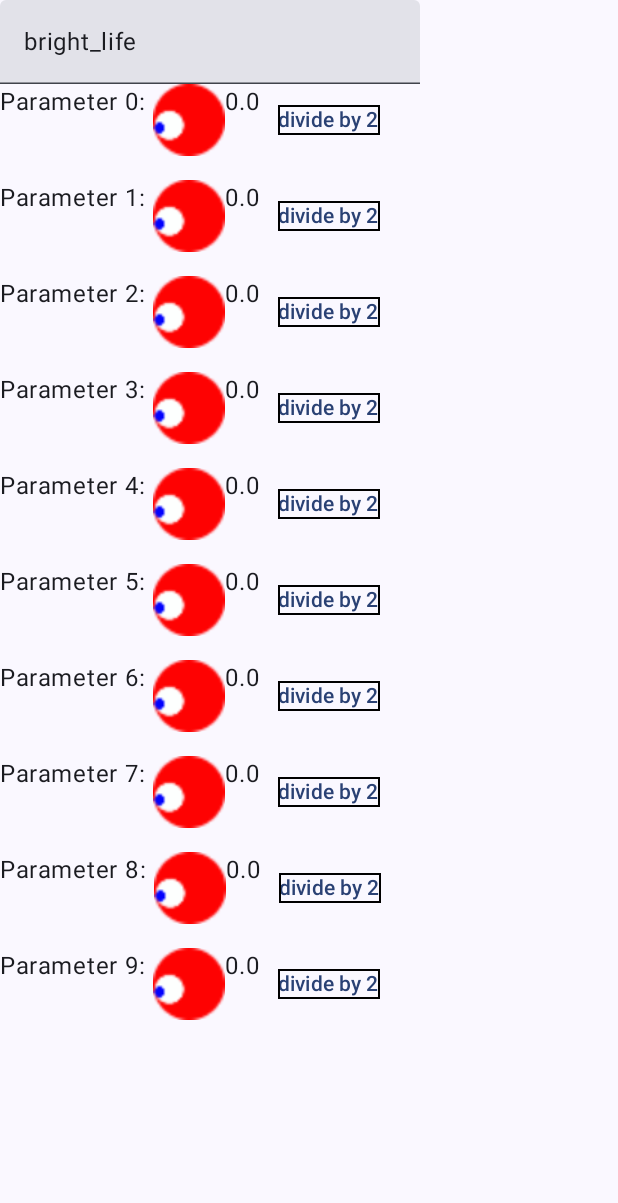
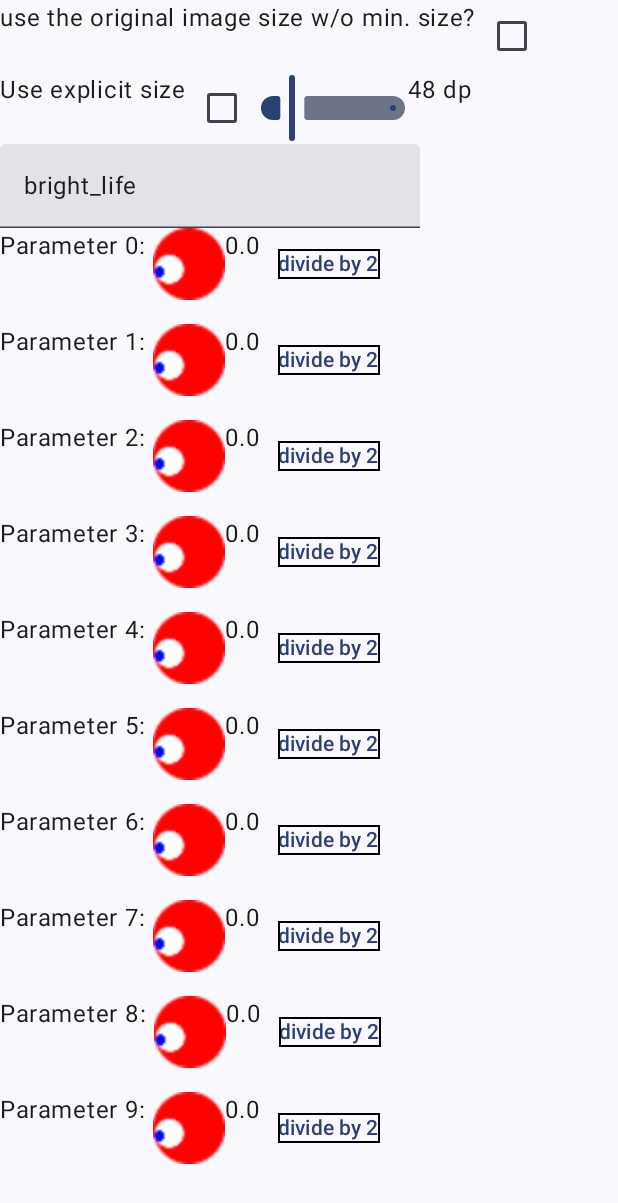
Before and after one commit to atsushieno/compose-audio-controls, an Android app built with Jetpack Compose: the screen it shows after launch (MainActivity), on a phone screen of 412 x 824 dp. Shown: the top 1203 px of the screen. Run offline under Robolectric (Android 15) with nearby library versions, the light colour scheme and no system bars.

Commit message:
Make it explicitly sizeable.

````diff
--- a/app/src/main/java/org/androidaudioplugin/composeaudiocontrols/demoapp/MainActivity.kt
+++ b/app/src/main/java/org/androidaudioplugin/composeaudiocontrols/demoapp/MainActivity.kt
@@ -5,12 +5,19 @@ import androidx.activity.ComponentActivity
 import androidx.activity.compose.setContent
 import androidx.compose.foundation.border
 import androidx.compose.foundation.layout.Column
+import androidx.compose.foundation.layout.IntrinsicSize
 import androidx.compose.foundation.layout.Row
 import androidx.compose.foundation.layout.fillMaxSize
+import androidx.compose.foundation.layout.fillMaxWidth
+import androidx.compose.foundation.layout.width
+import androidx.compose.foundation.layout.widthIn
+import androidx.compose.material3.Checkbox
 import androidx.compose.material3.DropdownMenuItem
 import androidx.compose.material3.ExperimentalMaterial3Api
 import androidx.compose.material3.ExposedDropdownMenuBox
 import androidx.compose.material3.MaterialTheme
+import androidx.compose.material3.RangeSlider
+import androidx.compose.material3.Slider
 import androidx.compose.material3.Surface
 import androidx.compose.material3.Text
 import androidx.compose.material3.TextButton
@@ -23,8 +30,10 @@ import androidx.compose.runtime.setValue
 import androidx.compose.ui.Modifier
 import androidx.compose.ui.graphics.Color
 import androidx.compose.ui.tooling.preview.Preview
+import androidx.compose.ui.unit.Dp
 import androidx.compose.ui.unit.dp
 import org.androidaudioplugin.composeaudiocontrols.ImageStripKnob
+import org.androidaudioplugin.composeaudiocontrols.defaultKnobMinSizeInDp
 import org.androidaudioplugin.composeaudiocontrols.demoapp.ui.theme.ComposeAudioControlsTheme
 
 internal fun formatLabelNumber(v: Float, charsInPositiveNumber: Int = 5) = v.toBigDecimal().toPlainString().take(charsInPositiveNumber + if (v < 0) 1 else 0)
@@ -58,6 +67,15 @@ fun KnobPreview() {
 @Composable
 fun ImageStripKnobDemo() {
     Column {
+        var minSizeCheckedState by remember { mutableStateOf(false) }
+        Row {
+            Text("use the original image size w/o min. size?")
+            Checkbox(checked = minSizeCheckedState, onCheckedChange = { minSizeCheckedState = !minSizeCheckedState })
+        }
+
+        var knobSize: Int? by remember { mutableStateOf(null) }
+        KnobSizeSelector(knobSize, onSizeChange = { knobSize = it })
+
         var knobStyle by remember { mutableStateOf(R.drawable.bright_life) }
         KnobStyleSelector(knobStyle, onSelectionChange = { knobStyle = it })
 
@@ -67,6 +85,8 @@ fun ImageStripKnobDemo() {
                 Text("Parameter $paramIndex: ")
                 ImageStripKnob(drawableResId = knobStyle,
                     value = paramValue,
+                    minSizeInDp = if (minSizeCheckedState) 1.dp else if ((48 > (knobSize ?: 48))) knobSize!!.dp else defaultKnobMinSizeInDp,
+                    explicitSizeInDp = knobSize?.dp,
                     //tooltip = { _,_ -> },
                     valueChanged = {v ->
                         paramValue = v
@@ -78,6 +98,30 @@ fun ImageStripKnobDemo() {
                 }
             }
         }
+    }
+}
+
+@Composable
+fun KnobSizeSelector(size: Int?, onSizeChange: (size: Int?) -> Unit) {
+    var checkedState by remember { mutableStateOf(false) }
+    var sizeOnSlider by remember { mutableStateOf(size?.toFloat() ?: 48f) }
+    val update = {
+        if (checkedState)
+            onSizeChange(sizeOnSlider.toInt())
+        else
+            onSizeChange(null)
+    }
+    Row {
+        Text("Use explicit size")
+        Checkbox(checked = checkedState, onCheckedChange = {
+            checkedState = !checkedState
+            update()
+        })
+        Slider(modifier = Modifier.widthIn(50.dp, 100.dp), value = sizeOnSlider, valueRange = 8f.rangeTo(192f), onValueChange = {
+            sizeOnSlider = it
+            update()
+        })
+        Text("${sizeOnSlider.toInt()} dp")
     }
 }
 
--- a/compose-audio-controls/src/androidMain/kotlin/org/androidaudioplugin/composeaudiocontrols/ImageStripKnob.android.kt
+++ b/compose-audio-controls/src/androidMain/kotlin/org/androidaudioplugin/composeaudiocontrols/ImageStripKnob.android.kt
@@ -17,15 +17,16 @@ import androidx.compose.ui.res.imageResource
  *
  * This Android-only function overload takes a drawable resource ID (`drawableResId`) to ease image loading.
  *
- * @param modifier      A `Modifier` to be applied to this knob control.
- * @param drawableResId The Android Resource Id for this knob.
- * @param value         The value that this knob should render for. It should be within the range between `minValue` and `maxValue`. Any value that is out of range is clipped.
- * @param minValue      The minimum value, which defines the value range, along with `maxValue`. It defaults to `0f`
- * @param maxValue      The maximum value, which defines the value range, along with `minValue`. It defaults to `1f`
- * @param minSizeInDp   The minimum rendered widget size in `Dp`. It defaults to `48.dp` which is the minimum recommended widget size by Android Accessibility Help.
- * @param tooltipColor  The color of the default implementation of the value label tooltip.
- * @param tooltip       The tooltip Composable which may be rendered in response to user's drag action over this knob.
- * @param valueChanged  An event handler function that takes the changed value.
+ * @param modifier          A `Modifier` to be applied to this knob control.
+ * @param drawableResId     The Android Resource Id for this knob.
+ * @param value             The value that this knob should render for. It should be within the range between `minValue` and `maxValue`.
+ * @param minValue          The minimum value, which defines the value range, along with `maxValue`. It defaults to `0f`
+ * @param maxValue          The maximum value, which defines the value range, along with `minValue`. It defaults to `1f`
+ * @param explicitSizeInDp  An optional size in Dp if you want an explicit rendered widget size instead of the sizes in image, in `Dp`.
+ * @param minSizeInDp       The minimum rendered widget size in `Dp`. It defaults to `48.dp` which is the minimum recommended widget size by Android Accessibility Help.
+ * @param tooltipColor      The color of the default implementation of the value label tooltip.
+ * @param tooltip           The tooltip Composable which may be rendered in response to user's drag action over this knob.
+ * @param valueChanged      An event handler function that takes the changed value. See the documentation for `ImageStripKnob` function for details.
  */
 @Composable
 fun ImageStripKnob(modifier: Modifier = Modifier,
@@ -33,6 +34,7 @@ fun ImageStripKnob(modifier: Modifier = Modifier,
                    value: Float = 0f,
                    minValue: Float = 0f,
                    maxValue: Float = 1f, // typical float value range: 0.0 - 1.0
+                   explicitSizeInDp: Dp? = null,
                    minSizeInDp: Dp = defaultKnobMinSizeInDp,
                    tooltipColor: Color = Color.Gray,
                    tooltip: @Composable ImageStripKnobScope.() -> Unit = {
@@ -60,6 +62,7 @@ fun ImageStripKnob(modifier: Modifier = Modifier,
         value,
         minValue,
         maxValue,
+        explicitSizeInDp,
         minSizeInDp,
         tooltipColor,
         tooltip,
--- a/compose-audio-controls/src/commonMain/kotlin/org/androidaudioplugin/composeaudiocontrols/ImageStripKnob.kt
+++ b/compose-audio-controls/src/commonMain/kotlin/org/androidaudioplugin/composeaudiocontrols/ImageStripKnob.kt
@@ -38,13 +38,15 @@ import kotlin.math.roundToInt
 
 // "Consider making touch targets at least 48x48dp, separated by 8dp of space or more, to ensure balanced information density and usability. "
 //  https://support.google.com/accessibility/android/answer/7101858?hl=en
-internal val defaultKnobMinSizeInDp = 48.dp
+val defaultKnobMinSizeInDp = 48.dp
 
 internal fun formatLabelNumber(v: Float, charsInPositiveNumber: Int = 5) = v.toBigDecimal().toPlainString().take(charsInPositiveNumber + if (v < 0) 1 else 0)
 
 /**
  * Implements a knob control that is based on KnobMan image strip.
- * If you are not familiar with KnobMan, see this KVR page: https://www.kvraudio.com/product/knobman-by-g200kg
+ * If you are not familiar with KnobMan, see [this KVR page](https://www.kvraudio.com/product/knobman-by-g200kg).
+ *
+ * ### Using ImageStripKnob
  *
  * Start dragging vertically from the knob to change the value within the range between `minValue` and `maxValue` arguments.
  * You only need one finger. No pinch required.
@@ -58,7 +60,7 @@ internal fun formatLabelNumber(v: Float, charsInPositiveNumber: Int = 5) = v.toB
  * Thus it is recommended to NOT assign another single-fingered drag operation over the knob.
  *
  * The value change size is simply from the delta value that Jetpack Compose foundation sends, so far.
- * We may change this behavior in the future.
+ * We may change this behavior in the future versions.
  *
  * This function overload takes a `ImageBitmap`.
  * For Android drawable resources, you can use another ImageStripKnob() overload that takes the resource ID.
@@ -93,15 +95,16 @@ internal fun formatLabelNumber(v: Float, charsInPositiveNumber: Int = 5) = v.toB
  *          })
  * ```
  *
- * @param modifier      A `Modifier` to be applied to this knob control.
- * @param imageBitmap   An `ImageBitMap` that contains the knob image strip.
- * @param value         The value that this knob should render for. It should be within the range between `minValue` and `maxValue`.
- * @param minValue      The minimum value, which defines the value range, along with `maxValue`. It defaults to `0f`
- * @param maxValue      The maximum value, which defines the value range, along with `minValue`. It defaults to `1f`
- * @param minSizeInDp   The minimum rendered widget size in `Dp`. It defaults to `48.dp` which is the minimum recommended widget size by Android Accessibility Help.
- * @param tooltipColor  The color of the default implementation of the value label tooltip.
- * @param tooltip       The tooltip Composable which may be rendered in response to user's drag action over this knob.
- * @param valueChanged  An event handler function that takes the changed value. See the documentation for `ImageStripKnob` function for details.
+ * @param modifier          A `Modifier` to be applied to this knob control.
+ * @param imageBitmap       An `ImageBitMap` that contains the knob image strip.
+ * @param value             The value that this knob should render for. It should be within the range between `minValue` and `maxValue`.
+ * @param minValue          The minimum value, which defines the value range, along with `maxValue`. It defaults to `0f`
+ * @param maxValue          The maximum value, which defines the value range, along with `minValue`. It defaults to `1f`
+ * @param explicitSizeInDp  An optional size in Dp if you want an explicit rendered widget size instead of the sizes in image, in `Dp`.
+ * @param minSizeInDp       The minimum rendered widget size in `Dp`. It defaults to `48.dp` which is the minimum recommended widget size by Android Accessibility Help.
+ * @param tooltipColor      The color of the default implementation of the value label tooltip.
+ * @param tooltip           The tooltip Composable which may be rendered in response to user's drag action over this knob.
+ * @param valueChanged      An event handler function that takes the changed value. See the documentation for `ImageStripKnob` function for details.
  */
 @Composable
 fun ImageStripKnob(modifier: Modifier = Modifier,
@@ -109,6 +112,7 @@ fun ImageStripKnob(modifier: Modifier = Modifier,
          value: Float = 0f,
          minValue: Float = 0f,
          maxValue: Float = 1f,
+         explicitSizeInDp: Dp? = null,
          minSizeInDp: Dp = defaultKnobMinSizeInDp,
          tooltipColor: Color = Color.Gray,
          tooltip: @Composable ImageStripKnobScope.() -> Unit = {
@@ -131,7 +135,7 @@ fun ImageStripKnob(modifier: Modifier = Modifier,
 
     with(LocalDensity.current) {
         var isBeingDragged by remember { mutableStateOf(false) }
-        val sizePx = if (minSizeInDp.toPx() > knobSrcSizePx) minSizeInDp.toPx() else knobSrcSizePx.toFloat()
+        val sizePx = explicitSizeInDp?.toPx() ?: if (minSizeInDp.toPx() > knobSrcSizePx) minSizeInDp.toPx() else knobSrcSizePx.toFloat()
 
         val draggableState = rememberDraggableState(onDelta = {
             val v = value - it * 0.01f
````
